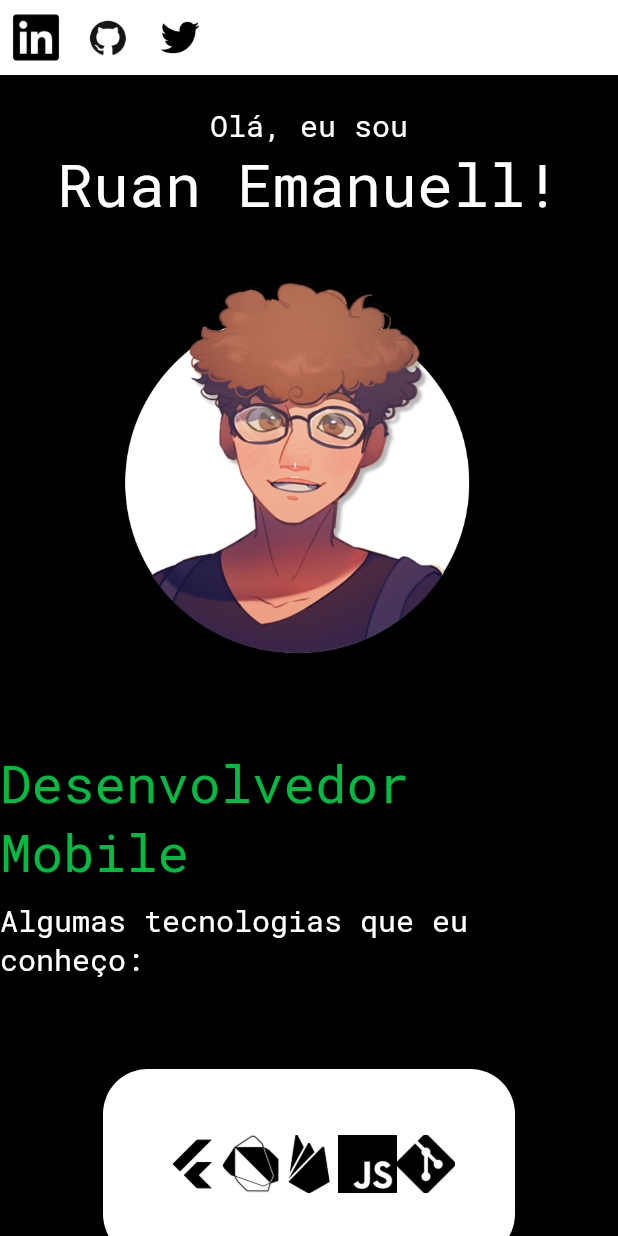
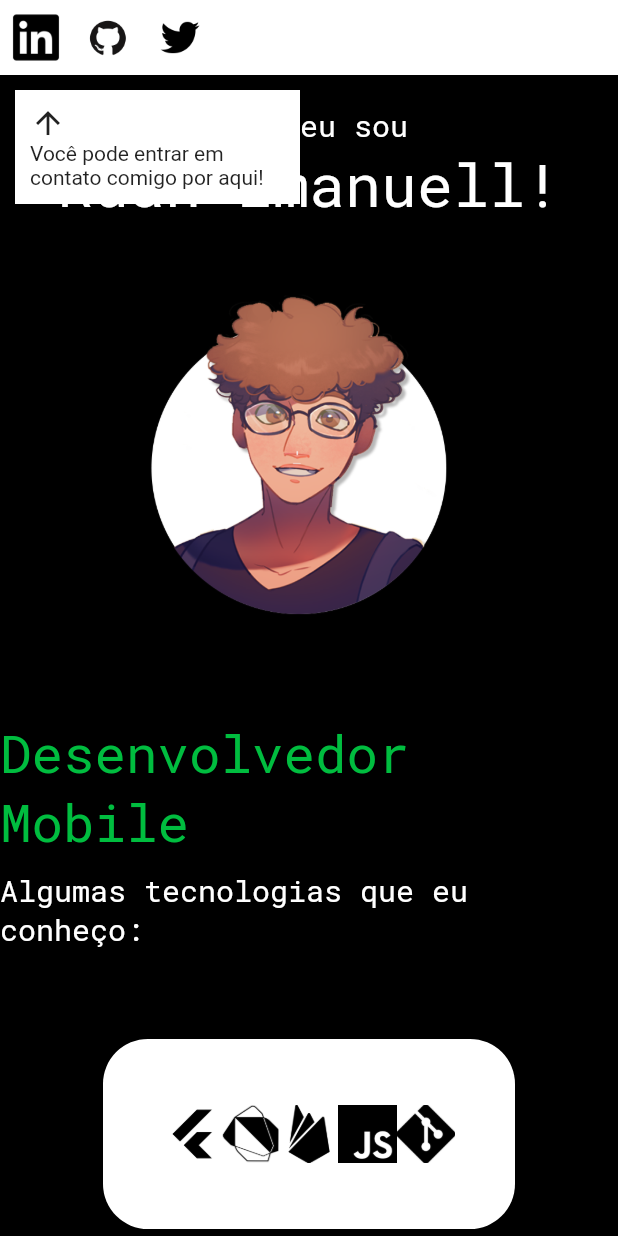
Before and after one commit to RuanEmanuell/portfolio, a Flutter app: the screen it shows after launch, on a phone screen of 412 x 824 dp. Run offline on Flutter 3.47's test engine with Material 2 defaults, Android fonts, the phone set to English and light mode, and no system bars; our stand-ins replace carousel_slider, google_fonts.

Commit message:
Adicionadas animações

```diff
--- a/lib/screens/home.dart
+++ b/lib/screens/home.dart
@@ -2,6 +2,7 @@ import 'package:flutter/material.dart';
 import 'package:url_launcher/url_launcher.dart';
 import 'package:google_fonts/google_fonts.dart';
 import 'package:carousel_slider/carousel_slider.dart';
+import 'dart:async';
 
 
 class HomeScreen extends StatefulWidget{
@@ -16,21 +17,47 @@ class _HomeScreen extends State<HomeScreen>{
   var twitterUrl=Uri.parse("https://twitter.com/EmanuellRuan");
 
   var projeto={
-    ["MobileDex", "Uma Pokédex feita em Flutter usando a Pokemon Go API."],
+    ["MobileDex", "Uma Pokédex feita em Flutter usando a Pokémon Go API."],
     ["LotoFacil", "Um checador de resultados da Lotofácil usando a API das Loterias."],
     ["NarutoDatabase", "Uma mini database de Naruto feita em Flutter."],
     ["WheateRT", "Um aplicativo feito pra visualizar o clima em tempo real."],
     ["LoadingZ", "Uma recriação de minigames de Dragon Ball usando o Flutter e Flame."],
   }.toList();
 
+  bool clicked=false;
+  bool small=false;
+  bool timeup=true;
+
+
   CarouselController buttonCarouselController = CarouselController();
 
+  @override
+  void initState(){
+    super.initState();
+    Future.delayed(Duration(seconds: 1),(){
+      setState((){
+        small=true;
+      });
+    });
+    Future.delayed(Duration(seconds: 3), (){
+      setState((){
+        timeup=false;
+      });
+    });
+    Future.delayed(Duration(seconds: 8),(){
+      setState((){
+        timeup=true;
+      });
+    });
+  }
 
 
   @override
   Widget build(BuildContext context){
+
     var screenHeight=MediaQuery.of(context).size.height;
     var screenWidth=MediaQuery.of(context).size.width;
+
     return Scaffold(
       body:Container(
         height:screenHeight,
@@ -67,6 +94,8 @@ class _HomeScreen extends State<HomeScreen>{
               ],
               ),
             ),
+            Stack(
+              children:[
               Center(
               child: Container(
                 margin:EdgeInsets.only(top: 20),
@@ -84,12 +113,12 @@ class _HomeScreen extends State<HomeScreen>{
                       fontSize:40
                     ))
                     ),
-                  Container(
-                    margin:EdgeInsets.only(top: 10, bottom:10),
-                    width:screenWidth/1.5,
-                    height:screenHeight/2.5,
-                    child:Image.asset("assets/images/ruan.png")
-                  ),
+                    AnimatedContainer(
+                      width:small?screenWidth/1.75:screenWidth/1.25,
+                      height:small?screenHeight/2.5:screenHeight,
+                      duration:Duration(seconds: 2),
+                      curve:Curves.easeInOut,
+                      child: Image.asset("assets/images/ruan.png")),
                      Text("Desenvolvedor Mobile", style:GoogleFonts.robotoMono(
                      textStyle:TextStyle(
                       color:Color.fromARGB(255, 0, 189, 63),
@@ -143,7 +172,7 @@ class _HomeScreen extends State<HomeScreen>{
                       carouselController: buttonCarouselController,
                       options:CarouselOptions(
                       height:screenHeight-80,
-                    autoPlay:true,
+                      autoPlay:clicked ? false : true,
                       viewportFraction: 1.1),
                       items:[0, 1, 2, 3, 4].map((e) {
                           return Builder(
@@ -162,8 +191,12 @@ class _HomeScreen extends State<HomeScreen>{
                                       ),
                                       onPressed:(){
                                         buttonCarouselController.previousPage(
-                                        curve:Curves.easeInOutSine
+                                          curve:Curves.easeInOutSine,
+                                          duration:Duration(milliseconds: 750)
                                         );
+                                        setState((){
+                                          clicked=true;
+                                        });
                                       },
                                       child:Icon(Icons.arrow_back, size:30)
                                   ),
@@ -186,8 +219,12 @@ class _HomeScreen extends State<HomeScreen>{
                                       ),
                                       onPressed:(){
                                         buttonCarouselController.nextPage(
-                                        curve:Curves.easeInOutSine
+                                          curve:Curves.easeInOutSine,
+                                          duration:Duration(milliseconds: 750)
                                         );
+                                        setState((){
+                                          clicked=true;
+                                        });
                                       },
                                       child:Icon(Icons.arrow_forward, size:30)
                                   ),
@@ -247,6 +284,26 @@ class _HomeScreen extends State<HomeScreen>{
                   ]
                 ),
               ),
+               ),
+               AnimatedOpacity(
+                 opacity: timeup ? 0:1,
+                 duration:Duration(seconds: 1),
+                 child: Container(
+                  width:190,
+                  padding:EdgeInsets.all(10),
+                  margin:EdgeInsets.all(10),
+                  color:Colors.white,
+                  child:Column(
+                    children: [
+                      Container(
+                        margin:EdgeInsets.only(right: 190),
+                        child: Icon(Icons.arrow_upward)),
+                      Text("Você pode entrar em contato comigo por aqui!"),
+                    ],
+                  )
+                 ),
+               )
+              ]
             )
           ]
         )
```
Lines whose indentation alone changed are shown as unchanged.
